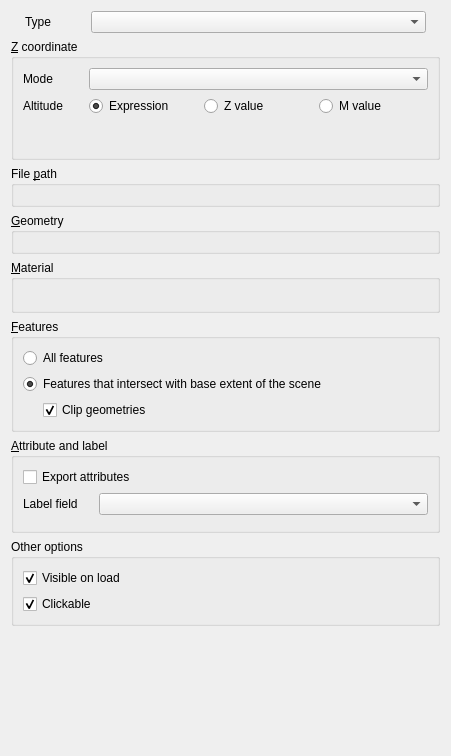
minorua/Qgis2threejs, file ui/vectorproperties.ui: the form before one commit.
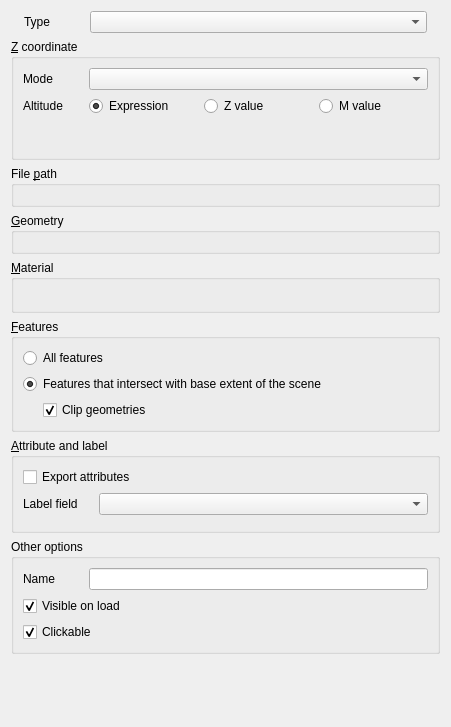
The form after the commit. Custom widgets are drawn as their Qt base class.

Commit message: add name option to layer properties dialog

```diff
--- a/ui/vectorproperties.ui
+++ b/ui/vectorproperties.ui
@@ -7,7 +7,7 @@
     <x>0</x>
     <y>0</y>
     <width>451</width>
-    <height>756</height>
+    <height>727</height>
    </rect>
   </property>
   <property name="windowTitle">
@@ -15,15 +15,12 @@
   </property>
   <layout class="QVBoxLayout" name="verticalLayout_2">
    <item>
-    <layout class="QFormLayout" name="formLayout_4">
-     <property name="fieldGrowthPolicy">
-      <enum>QFormLayout::AllNonFixedFieldsGrow</enum>
-     </property>
+    <layout class="QFormLayout" name="formLayout_Type">
      <property name="leftMargin">
-      <number>14</number>
+      <number>13</number>
      </property>
      <property name="rightMargin">
-      <number>14</number>
+      <number>13</number>
      </property>
      <item row="0" column="0">
       <widget class="QLabel" name="label_ObjectType">
@@ -283,8 +280,24 @@
      <property name="title">
       <string>Other options</string>
      </property>
-     <layout class="QVBoxLayout" name="verticalLayout">
-      <item>
+     <layout class="QGridLayout" name="gridLayout">
+      <item row="0" column="0">
+       <widget class="QLabel" name="label_4">
+        <property name="minimumSize">
+         <size>
+          <width>60</width>
+          <height>0</height>
+         </size>
+        </property>
+        <property name="text">
+         <string>Name</string>
+        </property>
+       </widget>
+      </item>
+      <item row="0" column="1">
+       <widget class="QLineEdit" name="lineEdit_Name"/>
+      </item>
+      <item row="2" column="0" colspan="2">
        <widget class="QCheckBox" name="checkBox_Visible">
         <property name="text">
          <string>Visible on load</string>
@@ -294,7 +307,7 @@
         </property>
        </widget>
       </item>
-      <item>
+      <item row="3" column="0" colspan="2">
        <widget class="QCheckBox" name="checkBox_Clickable">
         <property name="text">
          <string>Clickable</string>
```
Left out of the diff: 14 changed lines with no effect on the pictures. The commit also changes 7 other files.
